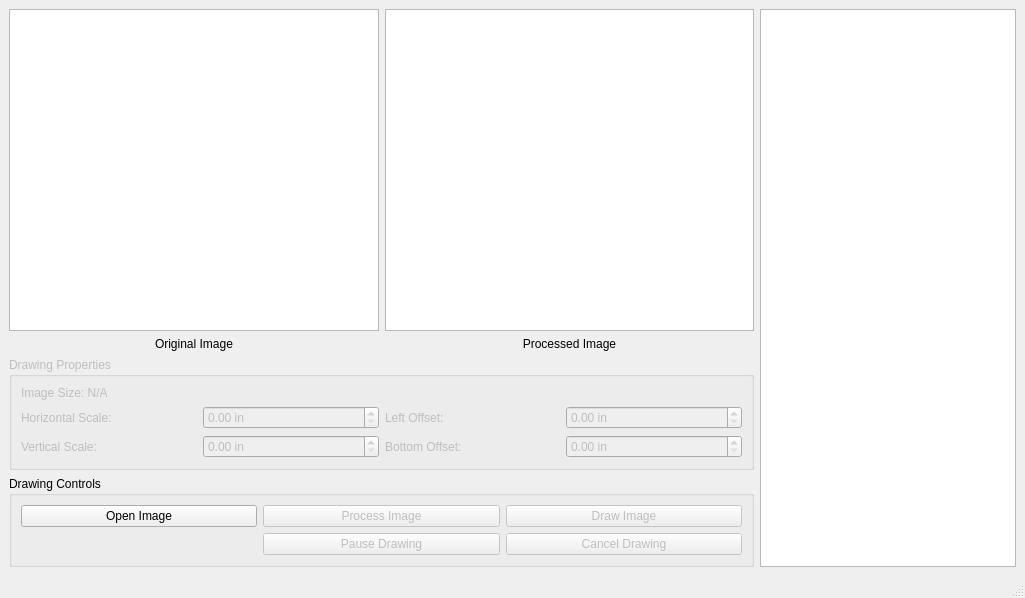
Above: gui.ui from Senior-Design-Robot/rpi-pc-software before the change. Below: the same form after it.
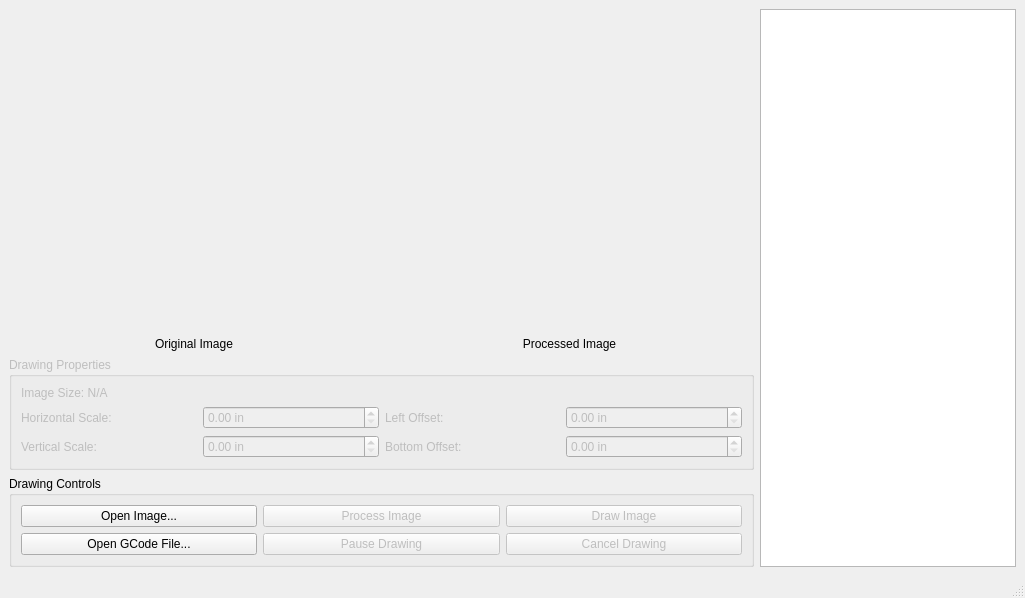
That is the form after the change.

Commit message: gcode processing

Diff of the .ui file:
```diff
--- a/gui.ui
+++ b/gui.ui
@@ -19,12 +19,6 @@
      <layout class="QVBoxLayout" name="leftColumn">
       <item>
        <layout class="QGridLayout" name="imageGrid">
-        <item row="1" column="0">
-         <widget class="QGraphicsView" name="beforeImage"/>
-        </item>
-        <item row="1" column="1">
-         <widget class="QGraphicsView" name="afterImage"/>
-        </item>
         <item row="2" column="0">
          <widget class="QLabel" name="label_3">
           <property name="text">
@@ -45,6 +39,38 @@
           </property>
          </widget>
         </item>
+        <item row="1" column="1">
+         <widget class="QLabel" name="afterImage">
+          <property name="sizePolicy">
+           <sizepolicy hsizetype="Expanding" vsizetype="Expanding">
+            <horstretch>0</horstretch>
+            <verstretch>0</verstretch>
+           </sizepolicy>
+          </property>
+          <property name="text">
+           <string/>
+          </property>
+          <property name="alignment">
+           <set>Qt::AlignCenter</set>
+          </property>
+         </widget>
+        </item>
+        <item row="1" column="0">
+         <widget class="QLabel" name="beforeImage">
+          <property name="sizePolicy">
+           <sizepolicy hsizetype="Expanding" vsizetype="Expanding">
+            <horstretch>0</horstretch>
+            <verstretch>0</verstretch>
+           </sizepolicy>
+          </property>
+          <property name="text">
+           <string/>
+          </property>
+          <property name="alignment">
+           <set>Qt::AlignCenter</set>
+          </property>
+         </widget>
+        </item>
        </layout>
       </item>
       <item>
@@ -155,7 +181,7 @@
          <item row="0" column="0">
           <widget class="QPushButton" name="openButton">
            <property name="text">
-            <string>Open Image</string>
+            <string>Open Image...</string>
            </property>
           </widget>
          </item>
@@ -199,6 +225,13 @@
            </property>
           </widget>
          </item>
+         <item row="1" column="0">
+          <widget class="QPushButton" name="openGcodeButton">
+           <property name="text">
+            <string>Open GCode File...</string>
+           </property>
+          </widget>
+         </item>
         </layout>
        </widget>
       </item>
```
The commit also changes 8 other files.
